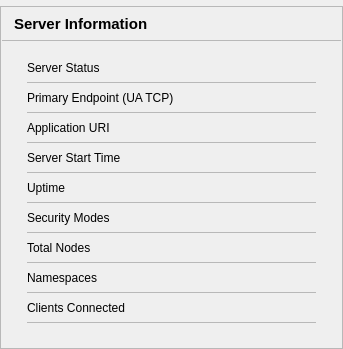
Old version of the form src/ui/pages/statuspage.ui in the repository sanny32/OpenUaSim.
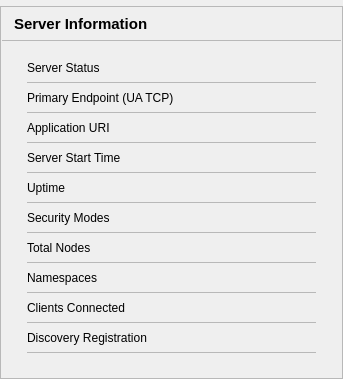
New version of the form. Custom widgets are drawn as their Qt base class.

Commit message:
Show the discovery registration on the Overview page
Whether the server reached its Local Discovery Server was only visible
in the log. The Overview page now has a Discovery Registration row for
the running server: a check mark when registered, a clock while waiting
for the first answer, and a cross with the status code when the
registration failed or is turned off. The row stays blank while the
server is stopped.

```diff
--- a/src/ui/pages/statuspage.ui
+++ b/src/ui/pages/statuspage.ui
@@ -652,6 +652,57 @@
                </property>
               </widget>
              </item>
+             <item row="18" column="0">
+              <widget class="ElidedLabel" name="discoveryLabel">
+               <property name="text">
+                <string>Discovery Registration</string>
+               </property>
+               <property name="minimumSize">
+                <size>
+                 <width>0</width>
+                 <height>19</height>
+                </size>
+               </property>
+              </widget>
+             </item>
+             <item row="18" column="1">
+              <widget class="StatusIndicator" name="discoveryIndicator" native="true">
+               <property name="minimumSize">
+                <size>
+                 <width>0</width>
+                 <height>19</height>
+                </size>
+               </property>
+               <property name="sizePolicy">
+                <sizepolicy hsizetype="Expanding" vsizetype="Preferred">
+                 <horstretch>0</horstretch>
+                 <verstretch>0</verstretch>
+                </sizepolicy>
+               </property>
+              </widget>
+             </item>
+             <item row="19" column="0" rowspan="1" colspan="2">
+              <widget class="QFrame" name="statusRowSeparator11">
+               <property name="frameShape">
+                <enum>QFrame::StyledPanel</enum>
+               </property>
+               <property name="minimumSize">
+                <size>
+                 <width>0</width>
+                 <height>1</height>
+                </size>
+               </property>
+               <property name="maximumSize">
+                <size>
+                 <width>16777215</width>
+                 <height>1</height>
+                </size>
+               </property>
+               <property name="separator" stdset="0">
+                <bool>true</bool>
+               </property>
+              </widget>
+             </item>
             </layout>
            </widget>
           </item>
```
The commit also changes 16 other files.
